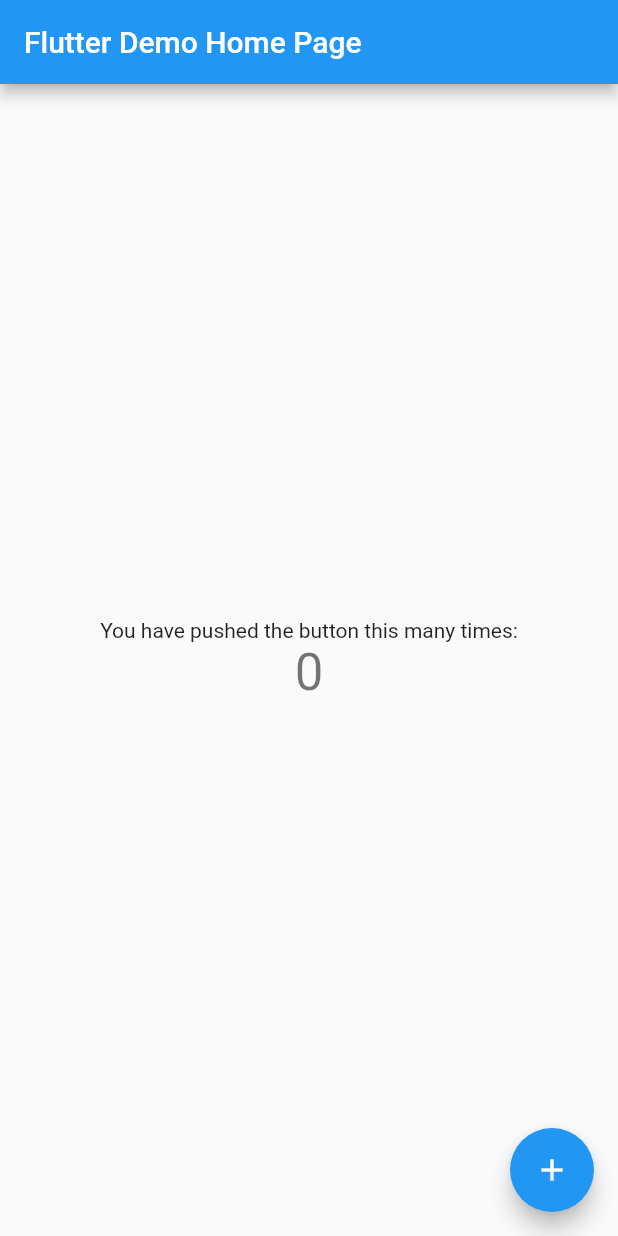
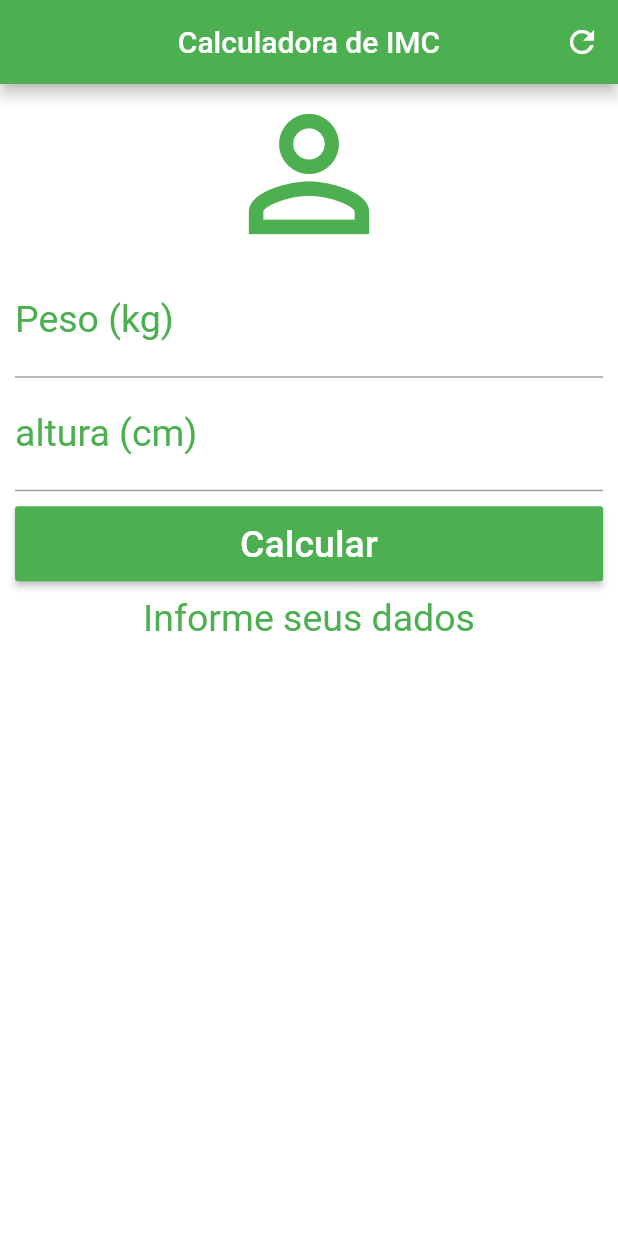
Before and after one commit to Alexvjunior/Imc, a Flutter app: the screen it shows after launch, on a phone screen of 412 x 824 dp. Run offline on Flutter 3.47's test engine with Material 2 defaults, Android fonts, the phone set to English and light mode, and no system bars.

Commit message:
Finished IMC Project

```diff
--- a/lib/main.dart
+++ b/lib/main.dart
@@ -1,111 +1,135 @@
 import 'package:flutter/material.dart';
 
-void main() => runApp(MyApp());
-
-class MyApp extends StatelessWidget {
-  // This widget is the root of your application.
-  @override
-  Widget build(BuildContext context) {
-    return MaterialApp(
-      title: 'Flutter Demo',
-      theme: ThemeData(
-        // This is the theme of your application.
-        //
-        // Try running your application with "flutter run". You'll see the
-        // application has a blue toolbar. Then, without quitting the app, try
-        // changing the primarySwatch below to Colors.green and then invoke
-        // "hot reload" (press "r" in the console where you ran "flutter run",
-        // or simply save your changes to "hot reload" in a Flutter IDE).
-        // Notice that the counter didn't reset back to zero; the application
-        // is not restarted.
-        primarySwatch: Colors.blue,
-      ),
-      home: MyHomePage(title: 'Flutter Demo Home Page'),
-    );
-  }
+void main() {
+  runApp(MaterialApp(
+    home: Home(),
+  ));
 }
 
-class MyHomePage extends StatefulWidget {
-  MyHomePage({Key key, this.title}) : super(key: key);
-
-  // This widget is the home page of your application. It is stateful, meaning
-  // that it has a State object (defined below) that contains fields that affect
-  // how it looks.
-
-  // This class is the configuration for the state. It holds the values (in this
-  // case the title) provided by the parent (in this case the App widget) and
-  // used by the build method of the State. Fields in a Widget subclass are
-  // always marked "final".
-
-  final String title;
-
+class Home extends StatefulWidget {
   @override
-  _MyHomePageState createState() => _MyHomePageState();
+  _HomeState createState() => _HomeState();
 }
 
-class _MyHomePageState extends State<MyHomePage> {
-  int _counter = 0;
+class _HomeState extends State<Home> {
+  TextEditingController weigthController = TextEditingController();
+  TextEditingController heightController = TextEditingController();
+  GlobalKey<FormState> _formKey = GlobalKey<FormState>();
+  String _infoText = "Informe seus dados";
 
-  void _incrementCounter() {
+  void _resetFields() {
+    weigthController.text = "";
+    heightController.text = "";
     setState(() {
-      // This call to setState tells the Flutter framework that something has
-      // changed in this State, which causes it to rerun the build method below
-      // so that the display can reflect the updated values. If we changed
-      // _counter without calling setState(), then the build method would not be
-      // called again, and so nothing would appear to happen.
-      _counter++;
+      _infoText = "Informe seus dados";
+      _formKey = GlobalKey<FormState>();
+    });
+  }
+
+  void _calculate() {
+    setState(() {
+      double weigth = double.parse(weigthController.text);
+      double heigth = double.parse(heightController.text) / 100;
+      double imc = weigth / (heigth * heigth);
+      if (imc < 18.6) {
+        _infoText = "Abaixo do peso (${imc.toStringAsPrecision(4)})";
+      } else if (imc < 24.9) {
+        _infoText = "Peso Ideal (${imc.toStringAsPrecision(4)})";
+      } else if (imc < 29.9) {
+        _infoText = "Levemente Acima do peso (${imc.toStringAsPrecision(4)})";
+      } else if (imc < 34.9) {
+        _infoText = "Obesidade Grau I (${imc.toStringAsPrecision(4)})";
+      } else if (imc < 39.9) {
+        _infoText = "Obesidade Grau II (${imc.toStringAsPrecision(4)})";
+      } else {
+        _infoText = "Obesidade Grau III (${imc.toStringAsPrecision(4)})";
+      }
     });
   }
 
   @override
   Widget build(BuildContext context) {
-    // This method is rerun every time setState is called, for instance as done
-    // by the _incrementCounter method above.
-    //
-    // The Flutter framework has been optimized to make rerunning build methods
-    // fast, so that you can just rebuild anything that needs updating rather
-    // than having to individually change instances of widgets.
     return Scaffold(
       appBar: AppBar(
-        // Here we take the value from the MyHomePage object that was created by
-        // the App.build method, and use it to set our appbar title.
-        title: Text(widget.title),
+        title: Text("Calculadora de IMC"),
+        centerTitle: true,
+        backgroundColor: Colors.green,
+        actions: <Widget>[
+          IconButton(
+            icon: Icon(Icons.refresh),
+            onPressed: _resetFields,
+            color: Colors.white,
+          )
+        ],
       ),
-      body: Center(
-        // Center is a layout widget. It takes a single child and positions it
-        // in the middle of the parent.
-        child: Column(
-          // Column is also a layout widget. It takes a list of children and
-          // arranges them vertically. By default, it sizes itself to fit its
-          // children horizontally, and tries to be as tall as its parent.
-          //
-          // Invoke "debug painting" (press "p" in the console, choose the
-          // "Toggle Debug Paint" action from the Flutter Inspector in Android
-          // Studio, or the "Toggle Debug Paint" command in Visual Studio Code)
-          // to see the wireframe for each widget.
-          //
-          // Column has various properties to control how it sizes itself and
-          // how it positions its children. Here we use mainAxisAlignment to
-          // center the children vertically; the main axis here is the vertical
-          // axis because Columns are vertical (the cross axis would be
-          // horizontal).
-          mainAxisAlignment: MainAxisAlignment.center,
-          children: <Widget>[
-            Text(
-              'You have pushed the button this many times:',
-            ),
-            Text(
-              '$_counter',
-              style: Theme.of(context).textTheme.display1,
-            ),
-          ],
+      backgroundColor: Colors.white,
+      body: SingleChildScrollView(
+        padding: EdgeInsets.fromLTRB(10, 0, 10, 0),
+        child: Form(
+          key: _formKey,
+          child: Column(
+            crossAxisAlignment: CrossAxisAlignment.stretch,
+            children: <Widget>[
+              Icon(
+                Icons.person_outline,
+                size: 120,
+                color: Colors.green,
+              ),
+              TextFormField(
+                validator: (value){
+                  if(value.isEmpty){
+                    return "Insira seu peso";
+                  }
+                },
+                controller: weigthController,
+                keyboardType: TextInputType.number,
+                decoration: InputDecoration(
+                    labelText: "Peso (kg)",
+                    labelStyle: TextStyle(color: Colors.green)),
+                textAlign: TextAlign.center,
+                style: TextStyle(color: Colors.green, fontSize: 25),
+              ),
+              TextFormField(
+                validator: (value){
+                  if(value.isEmpty){
+                    return "Insira sua Altura";
+                  }
+                },
+                controller: heightController,
+                keyboardType: TextInputType.number,
+                decoration: InputDecoration(
+                    labelText: "altura (cm)",
+                    labelStyle: TextStyle(color: Colors.green)),
+                textAlign: TextAlign.center,
+                style: TextStyle(color: Colors.green, fontSize: 25),
+              ),
+              Padding(
+                padding: EdgeInsets.only(top: 10, bottom: 10),
+                child: Container(
+                  height: 50,
+                  child: RaisedButton(
+                    onPressed: (){
+                      if (_formKey.currentState.validate()){
+                        _calculate();
+                      }
+                    },
+                    child: Text(
+                      "Calcular",
+                      style: TextStyle(fontSize: 25, color: Colors.white),
+                    ),
+                    color: Colors.green,
+                  ),
+                ),
+              ),
+              Text(
+                _infoText,
+                textAlign: TextAlign.center,
+                style: TextStyle(color: Colors.green, fontSize: 25),
+              )
+            ],
+          ),
         ),
       ),
-      floatingActionButton: FloatingActionButton(
-        onPressed: _incrementCounter,
-        tooltip: 'Increment',
-        child: Icon(Icons.add),
-      ), // This trailing comma makes auto-formatting nicer for build methods.
     );
   }
 }
```
Also changed, not shown: 1 other file.
